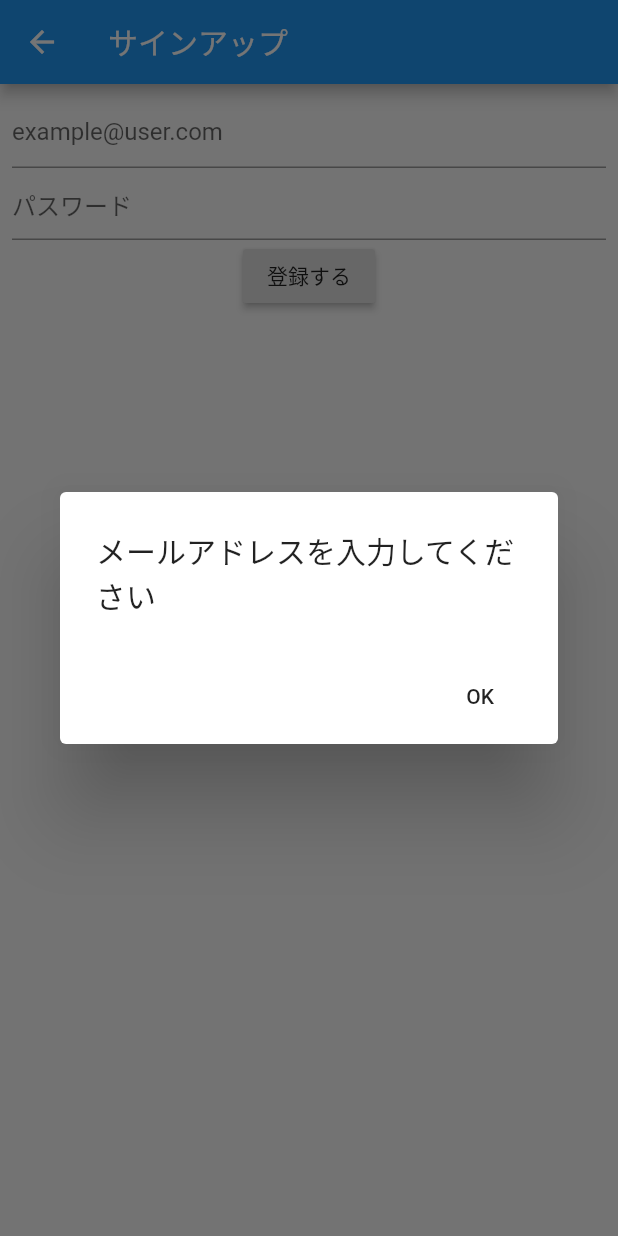
After one commit to nakada-git/coriander, a Flutter app: the SignUpPage screen opened directly, after a tap on "登録する", on a phone screen of 412 x 824 dp. The commit adds this screen. Run offline on Flutter 3.47's test engine with Material 2 defaults, Android fonts, the phone set to English and light mode, and no system bars; our stand-ins replace cloud_firestore, firebase_auth; accounts and stored records are empty.

Commit message:
firebase signup and login

```diff
--- /dev/null
+++ b/lib/presentation/signup/signup_model.dart
@@ -0,0 +1,35 @@
+import 'package:cloud_firestore/cloud_firestore.dart';
+import 'package:firebase_auth/firebase_auth.dart';
+import 'package:flutter/material.dart';
+
+class SignUpModel extends ChangeNotifier {
+  String mail = '';
+  String password = '';
+
+  final FirebaseAuth _auth = FirebaseAuth.instance;
+
+  Future signUp() async {
+    if (mail.isEmpty) {
+      throw ('メールアドレスを入力してください');
+    }
+
+    if (password.isEmpty) {
+      throw ('パスワードを入力してください');
+    }
+
+    // todo
+    final FirebaseUser user = (await _auth.createUserWithEmailAndPassword(
+      email: mail,
+      password: password,
+    ))
+        .user;
+    final email = user.email;
+
+    Firestore.instance.collection('users').add(
+      {
+        'email': email,
+        'createdAt': Timestamp.now(),
+      },
+    );
+  }
+}
--- /dev/null
+++ b/lib/presentation/signup/signup_page.dart
@@ -0,0 +1,84 @@
+import 'package:coriander/domain/book.dart';
+import 'package:coriander/presentation/signup/signup_model.dart';
+import 'package:flutter/material.dart';
+import 'package:provider/provider.dart';
+
+class SignUpPage extends StatelessWidget {
+  @override
+  Widget build(BuildContext context) {
+    final mailController = TextEditingController();
+    final passwordController = TextEditingController();
+
+    return ChangeNotifierProvider<SignUpModel>(
+      create: (_) => SignUpModel(),
+      child: Scaffold(
+        appBar: AppBar(
+          title: Text('サインアップ'),
+        ),
+        body: Consumer<SignUpModel>(
+          builder: (context, model, child) {
+            return Padding(
+              padding: const EdgeInsets.all(8.0),
+              child: Column(
+                children: <Widget>[
+                  TextField(
+                    decoration: InputDecoration(
+                      hintText: 'example@user.com',
+                    ),
+                    controller: mailController,
+                    onChanged: (text) {
+                      model.mail = text.trim();
+                    },
+                  ),
+                  TextField(
+                    decoration: InputDecoration(
+                      hintText: 'パスワード',
+                    ),
+                    obscureText: true,
+                    controller: passwordController,
+                    onChanged: (text) {
+                      model.password = text;
+                    },
+                  ),
+                  RaisedButton(
+                    child: Text('登録する'),
+                    onPressed: () async {
+                      try {
+                        await model.signUp();
+                        _showDialog(context, '登録完了しました');
+                      } catch (e) {
+                        _showDialog(context, e.toString());
+                      }
+                    },
+                  ),
+                ],
+              ),
+            );
+          },
+        ),
+      ),
+    );
+  }
+
+  Future _showDialog(
+    BuildContext context,
+    String title,
+  ) {
+    showDialog(
+      context: context,
+      builder: (BuildContext context) {
+        return AlertDialog(
+          title: Text(title),
+          actions: <Widget>[
+            FlatButton(
+              child: Text('OK'),
+              onPressed: () {
+                Navigator.of(context).pop();
+              },
+            ),
+          ],
+        );
+      },
+    );
+  }
+}
--- a/pubspec.yaml
+++ b/pubspec.yaml
@@ -17,6 +17,7 @@ dependencies:
   provider: ^4.3.2
   firebase_core: ^0.4.5
   cloud_firestore: ^0.13.7
+  firebase_auth: ^0.16.1
 
 dev_dependencies:
   flutter_test:
```
Also changed, not shown: lib/domain/book.dart (+7 -1 lines), lib/presentation/add_books/add_book_model.dart (+19 -3 lines), lib/presentation/add_books/add_book_page.dart (+68 -5 lines), lib/presentation/book_list/book_list_model.dart (+9 -2 lines), lib/presentation/book_list/book_list_page.dart (+87 -4 lines), lib/presentation/login/login_model.dart (added, +26 -0 lines), lib/presentation/login/login_page.dart (added, +84 -0 lines), lib/presentation/main/main.dart (+13 -2 lines), pubspec.lock, 1 other file.
